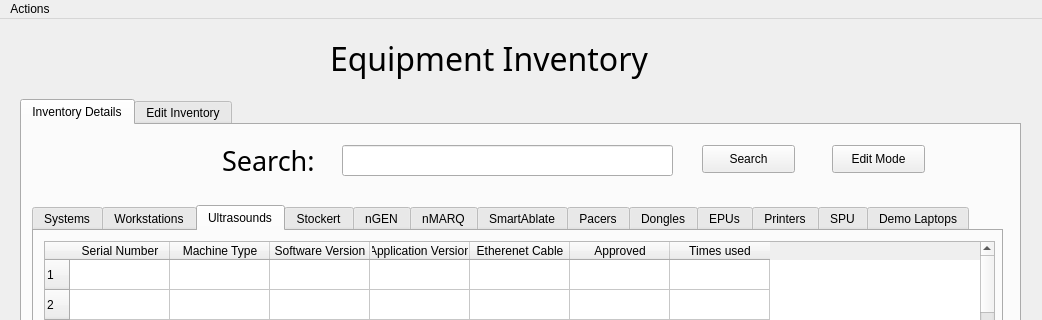
Above: Code/inventory.ui from EranYonai/Auto-Baseline before the change; both pictures show x 0 to 1042 and y 0 to 320 of the 1042 by 1041 pixel window. Below: the same form after it.
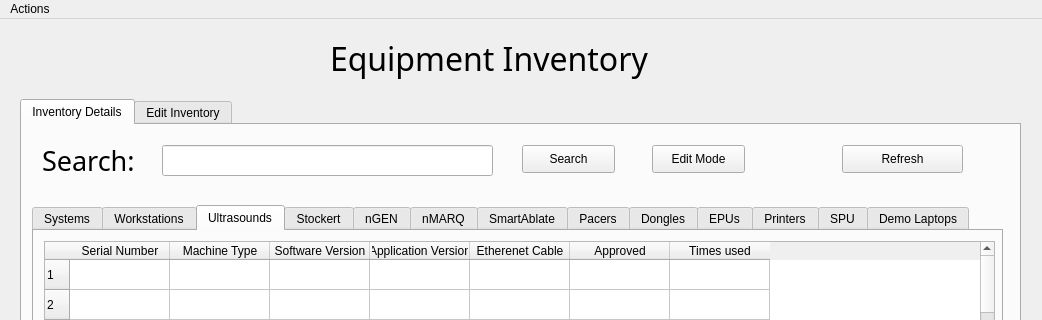
That is the form after the change.

Commit message:
introduced auto table refresh function
- WORK IN PROGRESS!
- Need to write a worker (another thread) that runs in the background.

What changed in the file:
```diff
--- a/Code/inventory.ui
+++ b/Code/inventory.ui
@@ -52,7 +52,7 @@
      <widget class="QLabel" name="title_2">
       <property name="geometry">
        <rect>
-        <x>200</x>
+        <x>20</x>
         <y>20</y>
         <width>111</width>
         <height>31</height>
@@ -71,7 +71,7 @@
      <widget class="QLineEdit" name="searchEdit">
       <property name="geometry">
        <rect>
-        <x>320</x>
+        <x>140</x>
         <y>20</y>
         <width>331</width>
         <height>31</height>
@@ -81,7 +81,7 @@
      <widget class="QPushButton" name="search_button">
       <property name="geometry">
        <rect>
-        <x>680</x>
+        <x>500</x>
         <y>20</y>
         <width>93</width>
         <height>28</height>
@@ -1742,7 +1742,7 @@
      <widget class="QPushButton" name="editMode_button">
       <property name="geometry">
        <rect>
-        <x>810</x>
+        <x>630</x>
         <y>20</y>
         <width>93</width>
         <height>28</height>
@@ -1755,6 +1755,19 @@
        <bool>true</bool>
       </property>
      </widget>
+     <widget class="QPushButton" name="refresh_button">
+      <property name="geometry">
+       <rect>
+        <x>820</x>
+        <y>20</y>
+        <width>121</width>
+        <height>28</height>
+       </rect>
+      </property>
+      <property name="text">
+       <string>Refresh</string>
+      </property>
+     </widget>
     </widget>
     <widget class="QWidget" name="inventory_edit">
      <attribute name="title">
```
The commit also changes 2 other files.
